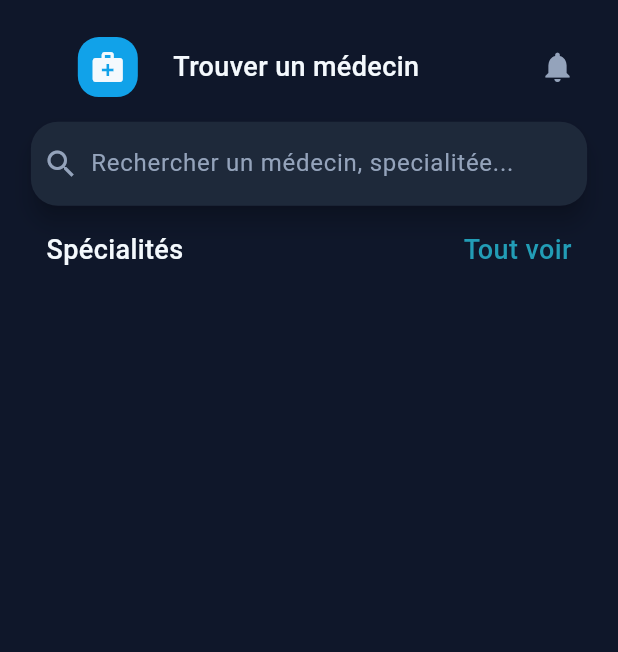
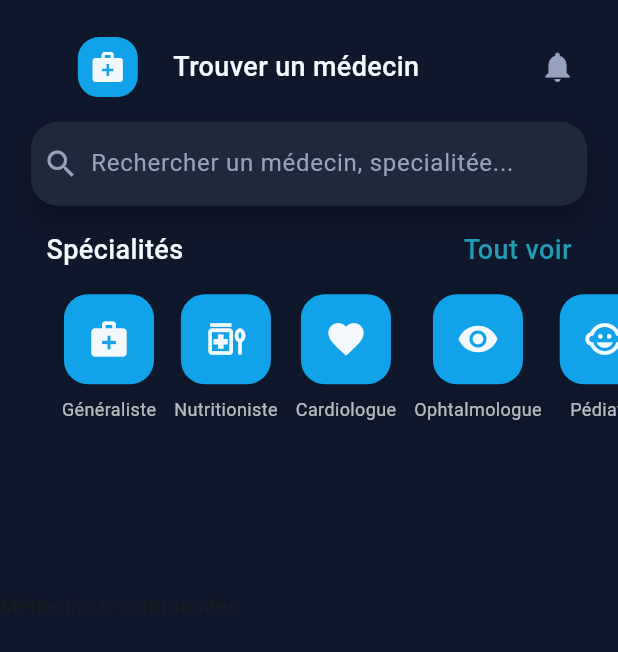
Before and after one commit to azertica/PatientJammSante, a Flutter app: the screen it shows after launch, on a phone screen of 412 x 824 dp. Shown: the top 652 px of the screen. Run offline on Flutter 3.47's test engine with Material 3 defaults, Android fonts, the phone set to English and light mode, and no system bars.

Commit message:
Done specialtity part

```diff
--- a/lib/Medecin/Layouts/MedecinListScreen.dart
+++ b/lib/Medecin/Layouts/MedecinList.screen.dart
@@ -1,7 +1,10 @@
 import 'package:flutter/material.dart';
 import 'package:patient_jamm_sante/Core/Theme.dart';
-import 'package:patient_jamm_sante/Medecin/Widgets/IconBagdeWidget.dart';
-import 'package:patient_jamm_sante/Medecin/Widgets/SearchBarWidget.dart';
+import 'package:patient_jamm_sante/Medecin/Widgets/IconBagde.widget.dart';
+import 'package:patient_jamm_sante/Medecin/Widgets/SearchBar.widget.dart';
+import 'package:patient_jamm_sante/Medecin/Widgets/Speciality.widget.dart';
+import '../Providers/Speciality.provider.dart';
+import '../Models/Speciality.model.dart';
 
 
 class Medecinlistscreen extends StatelessWidget {
@@ -11,6 +14,7 @@ class Medecinlistscreen extends StatelessWidget {
   Widget build(BuildContext context) {
     final heightScreen = MediaQuery.of(context).size.height;
     final widthScreen = MediaQuery.of(context).size.width;
+    List<Speciality> specialities = SpecialityProvider().specialities;
 
     return SafeArea(
       child: SizedBox(
@@ -59,6 +63,28 @@ class Medecinlistscreen extends StatelessWidget {
                   ],
                 ),
               ),
+            ),
+            SizedBox(
+              height: heightScreen * 0.02,
+            ),
+            //Don't forget to put an onTap on the specialityWidget
+            SizedBox(
+              height: heightScreen * 0.2,
+              child: ListView.builder(
+                padding: EdgeInsets.only(left: widthScreen * 0.1),
+                scrollDirection: Axis.horizontal,
+                itemCount: specialities.length,
+                itemBuilder: (context, index){
+                  final speciality = specialities[index];
+                  return SpecialityWidget(speciality: speciality);
+                }
+              )
+            ),
+            SizedBox(
+              height: heightScreen * 0.04,
+            ),
+            Container(
+              child: Text("Médecins recommandés"),
             )
           ],
         )
--- /dev/null
+++ b/lib/Medecin/Models/Speciality.model.dart
@@ -0,0 +1,12 @@
+import 'package:flutter/material.dart';
+class Speciality {
+  final int id;
+  final String name;
+  final IconData icon;
+
+  Speciality({
+    required this.id,
+    required this.name,
+    required this.icon,
+  });
+}
--- /dev/null
+++ b/lib/Medecin/Providers/Speciality.provider.dart
@@ -0,0 +1,18 @@
+import 'package:flutter/material.dart';
+import '../Models/Speciality.model.dart';
+//NOT A REAL PROVIDER
+
+class SpecialityProvider {
+  final List<Speciality> specialities = [
+    Speciality(id: 1, name: "Généraliste", icon: Icons.medical_services),
+    Speciality(id: 2, name: "Nutritioniste", icon: Icons.medication_liquid_sharp),
+    Speciality(id: 3, name: "Cardiologue", icon: Icons.favorite),
+    Speciality(id: 4, name: "Ophtalmologue", icon: Icons.visibility),
+    Speciality(id: 5, name: "Pédiatre", icon: Icons.child_care),
+    Speciality(id: 6, name: "Neurologue", icon: Icons.psychology),
+    Speciality(id: 7, name: "Dermatologue", icon: Icons.face),
+    Speciality(id: 8, name: "Gynécologue", icon: Icons.female),
+    Speciality(id: 9, name: "Orthopédiste", icon: Icons.accessibility),
+    Speciality(id: 10, name: "Psychiatre", icon: Icons.psychology_alt),
+  ];
+}
--- /dev/null
+++ b/lib/Medecin/Widgets/Speciality.widget.dart
@@ -0,0 +1,41 @@
+import 'package:flutter/material.dart';
+import '../Models/Speciality.model.dart';
+import 'package:patient_jamm_sante/Core/Theme.dart';
+
+
+class SpecialityWidget extends StatelessWidget {
+  final Speciality speciality;
+  const SpecialityWidget({super.key, required this.speciality});
+
+  @override
+  Widget build(BuildContext context) {
+    return Padding(
+      padding: const EdgeInsets.only(right: 12),
+      child: Column(
+        children: [
+          Container(
+            width: 60,
+            height: 60,
+            decoration: BoxDecoration(
+              color: ThemeColor().secondaryBgColor,
+              borderRadius: BorderRadius.circular(16),
+            ),
+            child: Icon(
+              speciality.icon,
+              color: ThemeColor().primaryColor,
+              size: 28,
+            ),
+          ),
+          const SizedBox(height: 8),
+          Text(
+            speciality.name,
+            style: TextStyle(
+              color: Colors.white70,
+              fontSize: 12,
+            ),
+          )
+        ],
+      ),
+    );
+  }
+}
--- a/lib/main.dart
+++ b/lib/main.dart
@@ -1,5 +1,5 @@
 import 'package:flutter/material.dart';
-import 'package:patient_jamm_sante/Medecin/Layouts/MedecinListScreen.dart';
+import 'package:patient_jamm_sante/Medecin/Layouts/MedecinList.screen.dart';
 import 'Core/Theme.dart';
 
 void main() {
```
Also changed, not shown: lib/Medecin/Widgets/IconBagde.widget.dart (renamed from lib/Medecin/Widgets/IconBagdeWidget.dart), lib/Medecin/Widgets/SearchBar.widget.dart (renamed from lib/Medecin/Widgets/SearchBarWidget.dart).
